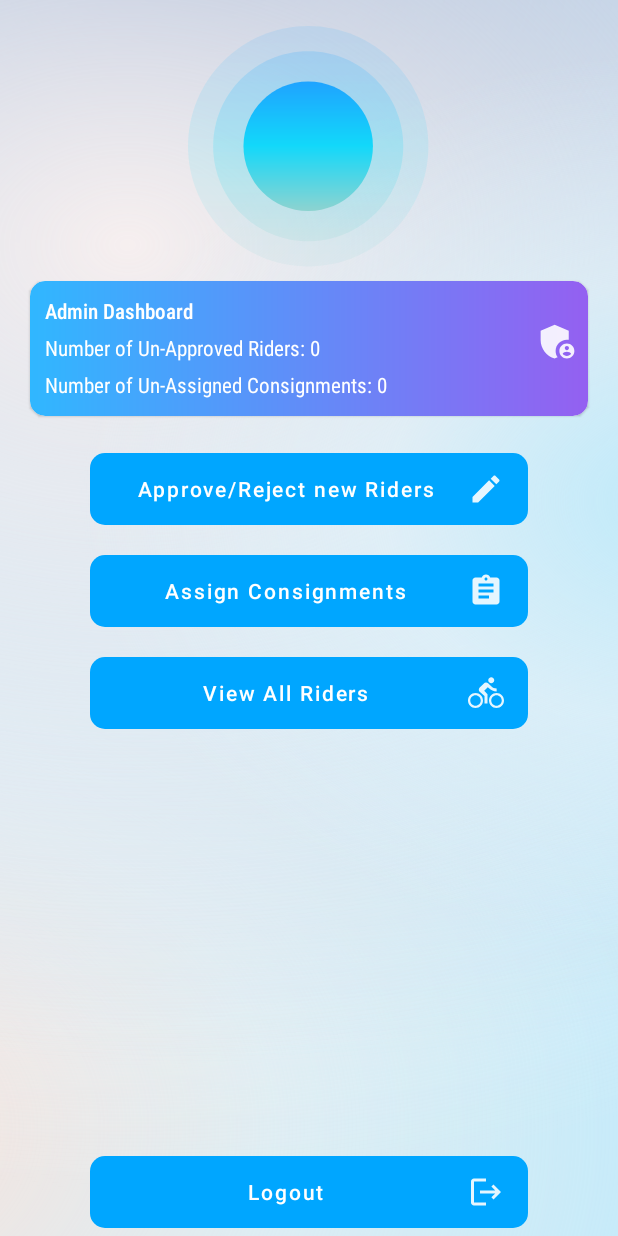
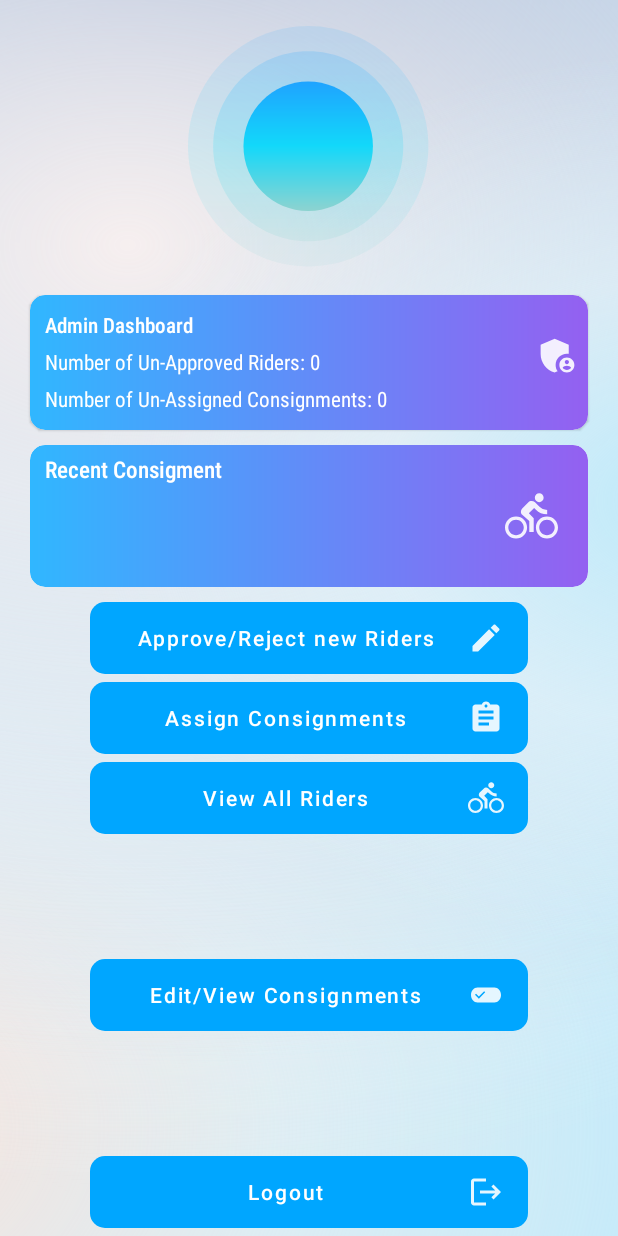
Before and after one commit to arezhassan/H2H, an Android app: the AdminHome screen opened directly, with no data from a screen before it, on a phone screen of 412 x 824 dp. Run offline under Robolectric (Android 15) with nearby library versions, the phone set to English and light mode, and no system bars; our stand-ins replace Firebase (no records; nobody signed in at launch, a user with empty details on screens opened directly).

Commit message:
New Features Added in Admin Pannel.Fixed Bugs and Issues. Revision 1.3

```diff
--- a/app/src/main/java/com/example/h2h/AdminConsignmentAdapter.java
+++ b/app/src/main/java/com/example/h2h/AdminConsignmentAdapter.java
@@ -66,7 +66,7 @@ public class AdminConsignmentAdapter extends RecyclerView.Adapter<AdminConsignme
         holder.tvAdminConsignmentReceiverAddress.setText(consignmentItem.getReceiverAddress());
         holder.tvAdminConsignmentSenderAddress.setText(consignmentItem.getSenderAddress());
         holder.tvAdminConsignmentStatus.setText(consignmentItem.getStatus());
-        holder.tvAdminConsignmentDate.setText(consignmentItem.getPickupDateTime());
+        holder.tvAdminConsignmentDate.setText(consignmentItem.getPickupDateTime()+ " ("+ consignmentItem.getTime()+ ")");
         holder.tvAdminConsignmentCategory.setText(consignmentItem.getItemCategory());
         holder.tvAdminConsignmentQuantity.setText(consignmentItem.getItemQuantity());
 
--- a/app/src/main/java/com/example/h2h/AdminHome.java
+++ b/app/src/main/java/com/example/h2h/AdminHome.java
@@ -6,6 +6,7 @@ import androidx.cardview.widget.CardView;
 
 import android.content.Intent;
 import android.os.Bundle;
+import android.util.Log;
 import android.view.View;
 import android.widget.Button;
 import android.widget.ProgressBar;
@@ -22,18 +23,27 @@ import java.util.ArrayList;
 
 public class AdminHome extends AppCompatActivity {
     TextView tvWelcomeAdmin, tvNumberOfRiders, tvNumberOfConsignments;
-    Button btnViewRiders, btnAssignConsignments, btnApproveRiders, btnLogoutAdmin;
+
+    TextView tvSTATUS, tvTIME, tvID;
+    Button btnViewRiders, btnAssignConsignments, btnApproveRiders, btnLogoutAdmin,btnPendingConsignments;
     String email;
 
     CardView cardview;
 
     FirebaseAuth mAuth;
     ArrayList<Consignment> consignments;
+    ArrayList<Consignment> allconsignments;
+
+
+    int count=0;
 
     ProgressBar progressBar3;
     ArrayList<Rider> riders;
 
+    CardView RecentConsignmentCard;
+
     DatabaseReference ConsignmentsRef, RidersRef;
+
     @Override
     protected void onStart() {
         super.onStart();
@@ -49,23 +59,57 @@ public class AdminHome extends AppCompatActivity {
         super.onCreate(savedInstanceState);
         setContentView(R.layout.activity_admin_home);
         init();
+        listener();
         getAdmin();
         getData();
     }
+
+    private void listener() {
+        RecentConsignmentCard.setOnClickListener(new View.OnClickListener() {
+            @Override
+            public void onClick(View view) {
+                Intent i=new Intent(AdminHome.this, AdminAllConsignments.class);
+                i.putParcelableArrayListExtra("consignments",allconsignments);
+                startActivity(i);
+
+            }
+        });
+        btnPendingConsignments.setOnClickListener(view -> {
+            Intent i=new Intent(AdminHome.this, AdminEditConsignment.class);
+            i.putParcelableArrayListExtra("consignments",consignments);
+            startActivity(i);
+        });
+
+    }
+
     private void getData(){
         consignments.clear();
         ConsignmentsRef.addValueEventListener(new ValueEventListener() {
             @Override
             public void onDataChange(@NonNull DataSnapshot snapshot) {
+                count=0;
                 for (DataSnapshot consignmentSnapshot : snapshot.getChildren()) {
                     for (DataSnapshot consignmentSnapshot1 : consignmentSnapshot.getChildren()) {
                         Consignment consignment = consignmentSnapshot1.getValue(Consignment.class);
+                        if(consignment!=null){
+                            allconsignments.add(consignment);
+                        }
                         if (consignment != null && consignment.getAssignedto() != null && consignment.getAssignedto().isEmpty()) {
                             consignments.add(consignment);
+                            count++;
+
                         }
                     }
                 }
-                tvNumberOfConsignments.setText("Number of Un-Assigned Consignments: "+String.valueOf(consignments.size()));
+                //Setting up most recent consigment
+                if(allconsignments.size()>0) {
+                    tvID.setText("ID: " + allconsignments.get(0).getId());
+                    tvSTATUS.setText("Status: " + allconsignments.get(0).getStatus());
+                    tvTIME.setText("Time: " + allconsignments.get(0).getTime() + " Date: " + allconsignments.get(0).getPickupDateTime());
+                }
+                Log.d("Consignments", String.valueOf(consignments.size()));
+                //setting up number of consignments
+                tvNumberOfConsignments.setText("Number of Un-Assigned Consignments: "+String.valueOf(count));
             }
 
             @Override
@@ -79,7 +123,7 @@ public class AdminHome extends AppCompatActivity {
             public void onDataChange(@NonNull DataSnapshot snapshot) {
                 for(DataSnapshot dataSnapshot:snapshot.getChildren()){
                     Rider rider=dataSnapshot.getValue(Rider.class);
-                    if(rider!=null && !rider.isVerificationStatus()){
+                    if(rider!=null && rider.getStatus().equals("Pending")){
                     riders.add(rider);
                 }}
                 tvNumberOfRiders.setText("Number of Un-Approved Riders: "+String.valueOf(riders.size()));
@@ -98,6 +142,8 @@ public class AdminHome extends AppCompatActivity {
     }
 
     private void init(){
+        RecentConsignmentCard = findViewById(R.id.RecentConsignmentCard);
+        allconsignments= new ArrayList<>();
         progressBar3 = findViewById(R.id.progressBar3);
         progressBar3.setVisibility(View.VISIBLE);
         cardview = findViewById(R.id.cardview);
@@ -111,6 +157,10 @@ public class AdminHome extends AppCompatActivity {
         btnAssignConsignments = findViewById(R.id.btnAssignConsignments);
         btnApproveRiders = findViewById(R.id.btnApproveRiders);
         btnLogoutAdmin = findViewById(R.id.btnLogoutAdmin);
+        btnPendingConsignments = findViewById(R.id.btnPendingConsignments);
+        tvID=findViewById(R.id.tvID);
+        tvSTATUS=findViewById(R.id.tvSTATUS);
+        tvTIME=findViewById(R.id.tvTIME);
         ConsignmentsRef = FirebaseDatabase.getInstance().getReference().child("consignment");
         RidersRef = FirebaseDatabase.getInstance().getReference().child("Riders");
         mAuth = FirebaseAuth.getInstance();
--- a/app/src/main/res/layout/activity_admin_home.xml
+++ b/app/src/main/res/layout/activity_admin_home.xml
@@ -52,7 +52,7 @@
         android:layout_width="0dp"
         android:layout_height="wrap_content"
         android:layout_marginStart="60dp"
-        android:layout_marginTop="200dp"
+        android:layout_marginTop="10dp"
         android:layout_marginEnd="60dp"
         android:background="@drawable/buttonbg"
         android:drawableEnd="@drawable/baseline_edit_24"
@@ -63,14 +63,14 @@
         android:textSize="14sp"
         app:layout_constraintEnd_toEndOf="parent"
         app:layout_constraintStart_toStartOf="parent"
-        app:layout_constraintTop_toBottomOf="@+id/tvWelcomeAdmin" />
+        app:layout_constraintTop_toBottomOf="@id/RecentConsignmentCard" />
 
     <Button
         android:id="@+id/btnAssignConsignments"
         android:layout_width="0dp"
         android:layout_height="wrap_content"
         android:layout_marginStart="60dp"
-        android:layout_marginTop="20dp"
+        android:layout_marginTop="5dp"
         android:layout_marginEnd="60dp"
         android:background="@drawable/buttonbg"
         android:drawableEnd="@drawable/baseline_assignment_24"
@@ -88,7 +88,7 @@
         android:layout_width="0dp"
         android:layout_height="wrap_content"
         android:layout_marginStart="60dp"
-        android:layout_marginTop="20dp"
+        android:layout_marginTop="5dp"
         android:layout_marginEnd="60dp"
         android:background="@drawable/buttonbg"
         android:drawableEnd="@drawable/baseline_directions_bike_24"
@@ -101,6 +101,27 @@
         app:layout_constraintHorizontal_bias="0.498"
         app:layout_constraintStart_toStartOf="parent"
         app:layout_constraintTop_toBottomOf="@+id/btnAssignConsignments" />
+
+    <Button
+        android:id="@+id/btnPendingConsignments"
+        android:layout_width="0dp"
+        android:layout_height="wrap_content"
+        android:layout_marginStart="60dp"
+        android:layout_marginTop="5dp"
+        android:layout_marginEnd="60dp"
+        android:layout_marginBottom="5dp"
+        android:background="@drawable/buttonbg"
+        android:drawableEnd="@drawable/baseline_edit_attributes_24"
+        android:text="Edit/View Consignments"
+        android:textAlignment="center"
+        android:textAllCaps="false"
+        android:textColor="@color/white"
+        android:textSize="14sp"
+        app:layout_constraintBottom_toTopOf="@+id/btnLogoutAdmin"
+        app:layout_constraintEnd_toEndOf="parent"
+        app:layout_constraintHorizontal_bias="0.498"
+        app:layout_constraintStart_toStartOf="parent"
+        app:layout_constraintTop_toBottomOf="@id/btnViewRiders" />
 
     <Button
         android:id="@+id/btnLogoutAdmin"
@@ -123,7 +144,7 @@
         android:layout_width="0dp"
         android:layout_height="90dp"
         android:layout_marginStart="20dp"
-        android:layout_marginTop="100dp"
+        android:layout_marginTop="20dp"
         android:layout_marginEnd="20dp"
         android:layout_marginBottom="40dp"
         app:cardCornerRadius="10dp"
@@ -193,9 +214,87 @@
         android:layout_width="wrap_content"
         android:layout_height="wrap_content"
         android:layout_marginTop="75dp"
-        android:layout_marginBottom="57dp"
-        app:layout_constraintBottom_toTopOf="@+id/btnApproveRiders"
+        app:layout_constraintBottom_toBottomOf="@+id/cardview"
         app:layout_constraintEnd_toEndOf="parent"
         app:layout_constraintStart_toStartOf="parent"
         app:layout_constraintTop_toBottomOf="@+id/lottieAnimationView3" />
+
+    <androidx.cardview.widget.CardView
+        android:id="@+id/RecentConsignmentCard"
+        android:layout_width="0dp"
+        android:layout_height="wrap_content"
+        android:layout_marginStart="20dp"
+        android:layout_marginTop="10dp"
+        android:layout_marginEnd="20dp"
+        android:clickable="true"
+        app:cardCornerRadius="10dp"
+        app:cardElevation="0dp"
+        app:layout_constraintEnd_toEndOf="parent"
+        app:layout_constraintStart_toStartOf="parent"
+        app:layout_constraintTop_toBottomOf="@+id/cardview">
+
+        <androidx.constraintlayout.widget.ConstraintLayout
+            android:layout_width="match_parent"
+            android:layout_height="match_parent"
+            android:background="@drawable/cardgradient">
+
+            <TextView
+                android:id="@+id/textView45"
+                android:layout_width="wrap_content"
+                android:layout_height="wrap_content"
+                android:layout_marginStart="10dp"
+                android:layout_marginTop="5dp"
+                android:fontFamily="sans-serif-condensed-medium"
+                android:text="Recent Consigment"
+                android:textColor="@color/white"
+                android:textSize="15sp"
+                app:layout_constraintStart_toStartOf="parent"
+                app:layout_constraintTop_toTopOf="parent" />
+
+            <TextView
+                android:id="@+id/tvID"
+                android:layout_width="wrap_content"
+                android:layout_height="wrap_content"
+                android:layout_marginStart="10dp"
+                android:fontFamily="sans-serif-condensed-light"
+                android:textColor="@color/white"
+                app:layout_constraintStart_toStartOf="parent"
+                app:layout_constraintTop_toBottomOf="@+id/textView45"
+                tools:text="ID: 23sd" />
+
+            <TextView
+                android:id="@+id/tvSTATUS"
+                android:layout_width="wrap_content"
+                android:layout_height="wrap_content"
+                android:layout_marginStart="10dp"
+                android:fontFamily="sans-serif-condensed-light"
+                android:textColor="@color/white"
+                app:layout_constraintStart_toStartOf="parent"
+                app:layout_constraintTop_toBottomOf="@+id/tvID"
+                tools:text="Status: PENDING" />
+
+            <TextView
+                android:id="@+id/tvTIME"
+                android:layout_width="wrap_content"
+                android:layout_height="wrap_content"
+                android:layout_marginStart="10dp"
+                android:layout_marginBottom="10dp"
+                android:fontFamily="sans-serif-condensed-light"
+                android:textColor="@color/white"
+                app:layout_constraintBottom_toBottomOf="parent"
+                app:layout_constraintStart_toStartOf="parent"
+                app:layout_constraintTop_toBottomOf="@id/tvSTATUS"
+                tools:text="Date: 10/12/2023 and Time: 10:23" />
+
+            <ImageView
+                android:id="@+id/imageView4"
+                android:layout_width="35dp"
+                android:layout_height="35dp"
+                android:layout_marginEnd="20dp"
+                app:layout_constraintBottom_toBottomOf="parent"
+                app:layout_constraintEnd_toEndOf="parent"
+                app:layout_constraintTop_toTopOf="parent"
+                app:srcCompat="@drawable/baseline_directions_bike_24" />
+        </androidx.constraintlayout.widget.ConstraintLayout>
+    </androidx.cardview.widget.CardView>
 </androidx.constraintlayout.widget.ConstraintLayout>
--- a/app/src/main/res/layout/adminconsignments.xml
+++ b/app/src/main/res/layout/adminconsignments.xml
@@ -157,7 +157,7 @@
                 android:layout_marginStart="20dp"
                 android:layout_marginTop="15dp"
                 android:fontFamily="sans-serif-condensed"
-                android:text="Consignment Date"
+                android:text="Consignment Date and Time"
                 app:layout_constraintStart_toStartOf="parent"
                 app:layout_constraintTop_toBottomOf="@+id/tvAdminConsignmentStatus" />
 
```
Also changed, not shown: app/src/main/AndroidManifest.xml (+9 -1 lines), app/src/main/java/com/example/h2h/AdminAllConsignments.java (added, +49 -0 lines), app/src/main/java/com/example/h2h/AdminEditConsignment.java (added, +61 -0 lines), app/src/main/java/com/example/h2h/Consignment.java (+69 -1 lines), app/src/main/res/layout/activity_admin_all_consignments.xml (added, +28 -0 lines), app/src/main/res/layout/activity_admin_edit_consignment.xml (added, +27 -0 lines).
